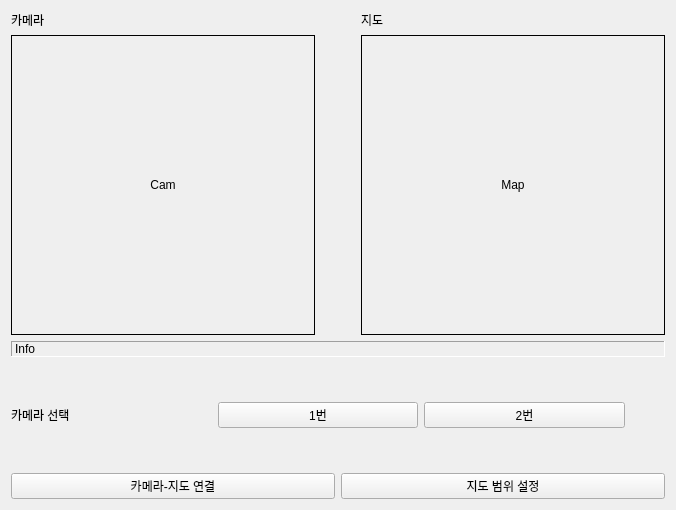
This is ui/tab3mapping.ui in Intel4th-AIoT-Team2/Qt_Server as Qt 5 draws it before an edit. The edited form follows.
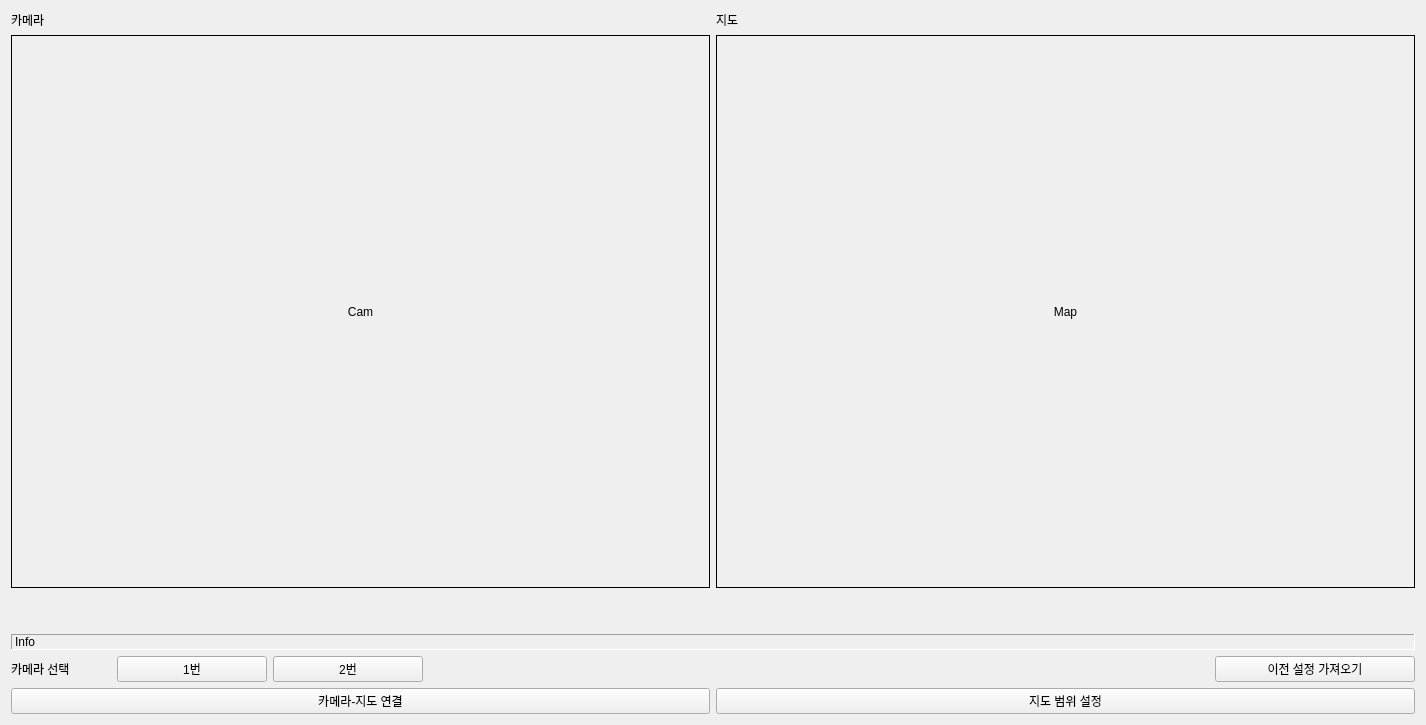
This is the edited form.

Patch:
```diff
--- a/ui/tab3mapping.ui
+++ b/ui/tab3mapping.ui
@@ -6,18 +6,18 @@
    <rect>
     <x>0</x>
     <y>0</y>
-    <width>676</width>
-    <height>510</height>
+    <width>1426</width>
+    <height>725</height>
    </rect>
   </property>
   <property name="windowTitle">
    <string>Form</string>
   </property>
-  <layout class="QVBoxLayout" name="verticalLayout_3">
+  <layout class="QVBoxLayout" name="verticalLayout_3" stretch="6,0,0,0">
    <item>
-    <layout class="QHBoxLayout" name="horizontalLayout">
+    <layout class="QHBoxLayout" name="horizontalLayout" stretch="0,0">
      <item>
-      <layout class="QVBoxLayout" name="verticalLayout">
+      <layout class="QVBoxLayout" name="verticalLayout" stretch="0,1,0">
        <item>
         <widget class="QLabel" name="label">
          <property name="text">
@@ -47,23 +47,23 @@
          </property>
         </widget>
        </item>
+       <item>
+        <spacer name="verticalSpacer">
+         <property name="orientation">
+          <enum>Qt::Vertical</enum>
+         </property>
+         <property name="sizeHint" stdset="0">
+          <size>
+           <width>20</width>
+           <height>40</height>
+          </size>
+         </property>
+        </spacer>
+       </item>
       </layout>
      </item>
      <item>
-      <spacer name="horizontalSpacer">
-       <property name="orientation">
-        <enum>Qt::Vertical</enum>
-       </property>
-       <property name="sizeHint" stdset="0">
-        <size>
-         <width>40</width>
-         <height>20</height>
-        </size>
-       </property>
-      </spacer>
-     </item>
-     <item>
-      <layout class="QVBoxLayout" name="verticalLayout_2">
+      <layout class="QVBoxLayout" name="verticalLayout_2" stretch="0,1,0">
        <item>
         <widget class="QLabel" name="label_2">
          <property name="minimumSize">
@@ -99,6 +99,19 @@
          </property>
         </widget>
        </item>
+       <item>
+        <spacer name="verticalSpacer_2">
+         <property name="orientation">
+          <enum>Qt::Vertical</enum>
+         </property>
+         <property name="sizeHint" stdset="0">
+          <size>
+           <width>20</width>
+           <height>40</height>
+          </size>
+         </property>
+        </spacer>
+       </item>
       </layout>
      </item>
     </layout>
@@ -117,9 +130,15 @@
     </widget>
    </item>
    <item>
-    <layout class="QHBoxLayout" name="horizontalLayout_2">
+    <layout class="QHBoxLayout" name="horizontalLayout_2" stretch="0,0,0,0,0">
      <item>
       <widget class="QLabel" name="label_3">
+       <property name="minimumSize">
+        <size>
+         <width>100</width>
+         <height>0</height>
+        </size>
+       </property>
        <property name="text">
         <string>카메라 선택</string>
        </property>
@@ -127,6 +146,12 @@
      </item>
      <item>
       <widget class="QPushButton" name="btnCam1Select">
+       <property name="minimumSize">
+        <size>
+         <width>150</width>
+         <height>0</height>
+        </size>
+       </property>
        <property name="text">
         <string>1번</string>
        </property>
@@ -137,15 +162,21 @@
        <property name="enabled">
         <bool>true</bool>
        </property>
+       <property name="minimumSize">
+        <size>
+         <width>150</width>
+         <height>0</height>
+        </size>
+       </property>
        <property name="text">
         <string>2번</string>
        </property>
       </widget>
      </item>
      <item>
-      <spacer name="horizontalSpacer_2">
+      <spacer name="horizontalSpacer">
        <property name="orientation">
-        <enum>Qt::Vertical</enum>
+        <enum>Qt::Horizontal</enum>
        </property>
        <property name="sizeHint" stdset="0">
         <size>
@@ -155,6 +186,19 @@
        </property>
       </spacer>
      </item>
+     <item>
+      <widget class="QPushButton" name="btnRestoreSetting">
+       <property name="minimumSize">
+        <size>
+         <width>200</width>
+         <height>0</height>
+        </size>
+       </property>
+       <property name="text">
+        <string>이전 설정 가져오기</string>
+       </property>
+      </widget>
+     </item>
     </layout>
    </item>
    <item>
```
